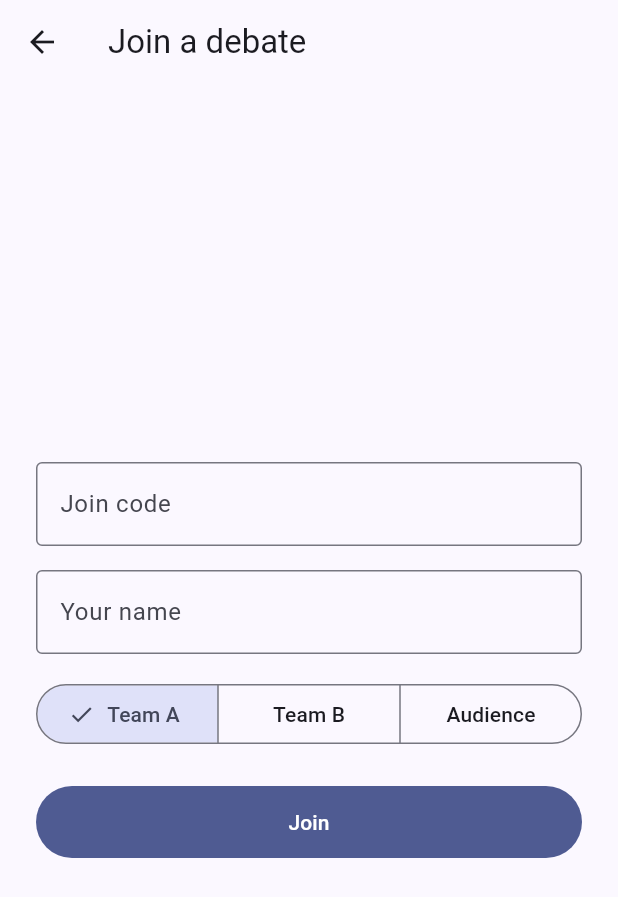
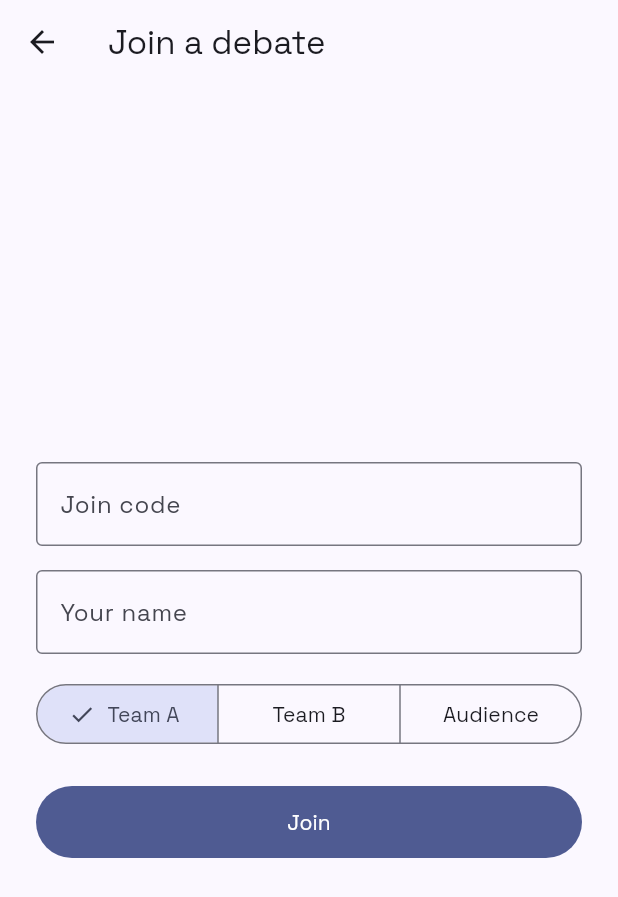
Before and after one commit to Mufaddal1125/ref-bot, a Flutter app: the JoinScreen screen opened by its route, after a tap on "Join", on a phone screen of 412 x 824 dp. Shown: the top 897 px of the screen. Run offline on Flutter 3.47's test engine with Material 3 defaults, Android fonts, the phone set to English and light mode, and no system bars; our stand-ins replace dio, go_router, shared_preferences; accounts and stored records are empty.

Commit message:
Phase 5 complete: polish and package
refbot_core is a pure Dart package wired by path, holding the join-code rules
and a Wire mixin. The mixin is what gives fromWire a bound to be generic over,
so one lookup replaces the same firstWhere in five enums.

The app has its own font and mark, a projector layout above 900px with a
participant grid, and a manifest that makes the web build installable.

```diff
--- a/app/lib/core/theme.dart
+++ b/app/lib/core/theme.dart
@@ -4,6 +4,7 @@ import '../models/enums.dart';
 
 final refbotTheme = ThemeData(
   colorScheme: ColorScheme.fromSeed(seedColor: const Color(0xFF3B5BDB)),
+  fontFamily: 'SpaceGrotesk',
   filledButtonTheme: FilledButtonThemeData(
     style: FilledButton.styleFrom(minimumSize: const Size.fromHeight(48)),
   ),
--- a/app/lib/models/enums.dart
+++ b/app/lib/models/enums.dart
@@ -1,19 +1,21 @@
 import 'package:json_annotation/json_annotation.dart';
+import 'package:refbot_core/refbot_core.dart';
 
 /// `wire` is the value Django sends and expects.
 @JsonEnum(valueField: 'wire')
-enum Side {
+enum Side with Wire {
   teamA('team_a', 'Team A'),
   teamB('team_b', 'Team B');
 
   const Side(this.wire, this.label);
 
+  @override
   final String wire;
   final String label;
 }
 
 @JsonEnum(valueField: 'wire')
-enum Role {
+enum Role with Wire {
   moderator('moderator', 'Moderator'),
   teamA('team_a', 'Team A'),
   teamB('team_b', 'Team B'),
@@ -21,6 +23,7 @@ enum Role {
 
   const Role(this.wire, this.label);
 
+  @override
   final String wire;
   final String label;
 
@@ -33,7 +36,7 @@ enum Role {
 }
 
 @JsonEnum(valueField: 'wire')
-enum AnalysisStatus {
+enum AnalysisStatus with Wire {
   pending('pending'),
   running('running'),
   complete('complete'),
@@ -41,25 +44,27 @@ enum AnalysisStatus {
 
   const AnalysisStatus(this.wire);
 
+  @override
   final String wire;
 
   bool get isWaiting => this == pending || this == running;
 }
 
 @JsonEnum(valueField: 'wire')
-enum ClaimAssessment {
+enum ClaimAssessment with Wire {
   supported('supported', 'Supported'),
   unsupported('unsupported', 'Unsupported'),
   unverifiable('unverifiable', 'Unverifiable');
 
   const ClaimAssessment(this.wire, this.label);
 
+  @override
   final String wire;
   final String label;
 }
 
 @JsonEnum(valueField: 'wire')
-enum DebateStatus {
+enum DebateStatus with Wire {
   lobby('lobby'),
   active('active'),
   voting('voting'),
@@ -67,5 +72,6 @@ enum DebateStatus {
 
   const DebateStatus(this.wire);
 
+  @override
   final String wire;
 }
--- a/app/lib/providers/session_provider.dart
+++ b/app/lib/providers/session_provider.dart
@@ -1,4 +1,5 @@
 import 'package:flutter/foundation.dart';
+import 'package:refbot_core/refbot_core.dart';
 import 'package:shared_preferences/shared_preferences.dart';
 
 import '../core/api_client.dart';
@@ -33,7 +34,7 @@ class SessionProvider extends ChangeNotifier {
     if (token != null && wire != null) {
       _api.token = token;
       _debateId = prefs.getString(_debateKey);
-      _role = Role.values.firstWhere((r) => r.wire == wire);
+      _role = fromWire(Role.values, wire);
     }
     _restored = true;
     notifyListeners();
--- a/app/lib/screens/home_screen.dart
+++ b/app/lib/screens/home_screen.dart
@@ -15,8 +15,8 @@ class HomeScreen extends StatelessWidget {
             child: Column(
               mainAxisSize: MainAxisSize.min,
               children: [
-                Text('🥊', style: Theme.of(context).textTheme.displayMedium),
-                const SizedBox(height: 8),
+                Image.asset('assets/images/refbot.png', width: 96, height: 96),
+                const SizedBox(height: 12),
                 Text('RefBot', style: Theme.of(context).textTheme.headlineMedium),
                 const SizedBox(height: 4),
                 Text(
--- a/app/lib/screens/join_screen.dart
+++ b/app/lib/screens/join_screen.dart
@@ -1,6 +1,7 @@
 import 'package:flutter/material.dart';
 import 'package:go_router/go_router.dart';
 import 'package:provider/provider.dart';
+import 'package:refbot_core/refbot_core.dart';
 
 import '../models/enums.dart';
 import '../providers/session_provider.dart';
@@ -27,11 +28,11 @@ class _JoinScreenState extends State<JoinScreen> {
   }
 
   void _submit() {
-    if (_code.text.trim().isEmpty || _name.text.trim().isEmpty) {
+    if (!isValidJoinCode(_code.text) || _name.text.trim().isEmpty) {
       return;
     }
     context.read<SessionProvider>().join(
-      joinCode: _code.text.trim(),
+      joinCode: normalizeJoinCode(_code.text),
       displayName: _name.text.trim(),
       role: _role,
     );
@@ -56,9 +57,13 @@ class _JoinScreenState extends State<JoinScreen> {
               TextField(
                 controller: _code,
                 textCapitalization: TextCapitalization.characters,
-                decoration: const InputDecoration(
+                onChanged: (_) => setState(() {}),
+                decoration: InputDecoration(
                   labelText: 'Join code',
-                  hintText: 'ABC123',
+                  hintText: 'ABC234',
+                  errorText: _code.text.isEmpty || isValidJoinCode(_code.text)
+                      ? null
+                      : 'Six characters, no I, L, O or U',
                 ),
               ),
               const SizedBox(height: 16),
--- a/packages/refbot_core/lib/src/join_code.dart
+++ b/packages/refbot_core/lib/src/join_code.dart
@@ -5,13 +5,12 @@ const joinCodeAlphabet = 'ABCDEFGHJKMNPQRSTVWXYZ23456789';
 const joinCodeLength = 6;
 
 /// Upper-cases and strips the spaces and dashes people add when reading aloud.
-String normalizeJoinCode(String input) {
-  // TODO(step 1)
-  throw UnimplementedError();
-}
+String normalizeJoinCode(String input) =>
+    input.toUpperCase().replaceAll(RegExp(r'[\s-]'), '');
 
 /// Whether a normalized code could exist. Only the server knows if it does.
 bool isValidJoinCode(String input) {
-  // TODO(step 1): the right length, and every character from the alphabet.
-  throw UnimplementedError();
+  final code = normalizeJoinCode(input);
+  return code.length == joinCodeLength &&
+      code.split('').every(joinCodeAlphabet.contains);
 }
```
Also changed, not shown: app/lib/screens/debate_screen.dart (+22 -1 lines), app/lib/widgets/participant_grid.dart (+13 -15 lines), app/pubspec.yaml (+9 -2 lines), packages/refbot_core/lib/src/wire.dart (+6 -3 lines), 2 other files.
